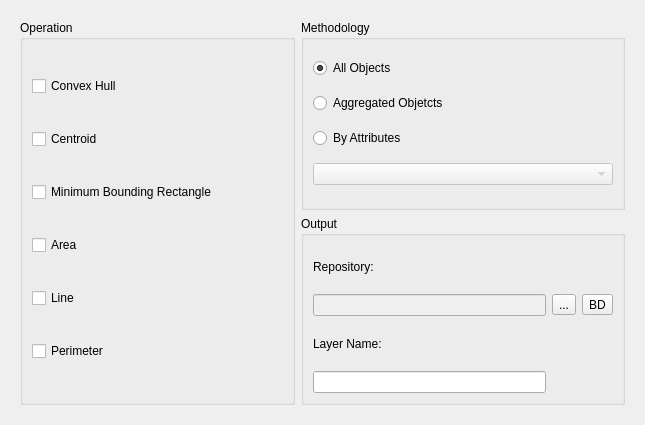
claudiobogossian/terralib5, file src/terralib/vp/qt/ui/GeometricOpOutputWizardPageForm.ui: the form before one commit.
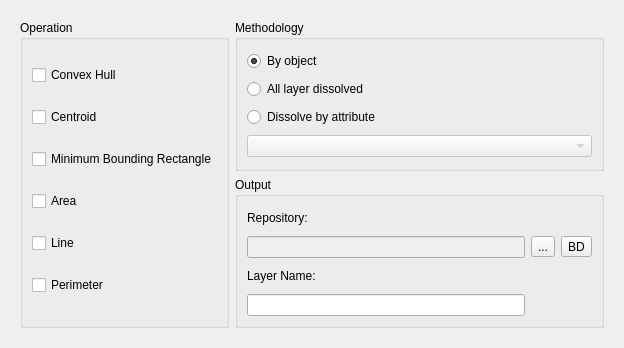
The form after the commit.

Commit message: Bug Fix - Geometric Operation - Code review.

The edit to the form file:
```diff
--- a/src/terralib/vp/qt/ui/GeometricOpOutputWizardPageForm.ui
+++ b/src/terralib/vp/qt/ui/GeometricOpOutputWizardPageForm.ui
@@ -6,8 +6,8 @@
    <rect>
     <x>0</x>
     <y>0</y>
-    <width>641</width>
-    <height>425</height>
+    <width>624</width>
+    <height>348</height>
    </rect>
   </property>
   <property name="windowTitle">
@@ -18,20 +18,20 @@
     <widget class="QWidget" name="m_widgetOutput" native="true">
      <layout class="QGridLayout" name="gridLayout_3">
       <item row="0" column="0">
-       <layout class="QGridLayout" name="gridLayout_9">
-        <item row="0" column="0">
+       <layout class="QHBoxLayout" name="horizontalLayout">
+        <item>
          <widget class="QGroupBox" name="m_operationGroupBox">
           <property name="minimumSize">
            <size>
-            <width>275</width>
+            <width>0</width>
             <height>0</height>
            </size>
           </property>
           <property name="title">
            <string>Operation</string>
           </property>
-          <layout class="QGridLayout" name="gridLayout_4">
-           <item row="0" column="0">
+          <layout class="QVBoxLayout" name="verticalLayout">
+           <item>
             <widget class="QCheckBox" name="m_convexHullCheckBox">
              <property name="enabled">
               <bool>true</bool>
@@ -41,7 +41,7 @@
              </property>
             </widget>
            </item>
-           <item row="1" column="0">
+           <item>
             <widget class="QCheckBox" name="m_centroidCheckBox">
              <property name="enabled">
               <bool>true</bool>
@@ -51,7 +51,7 @@
              </property>
             </widget>
            </item>
-           <item row="2" column="0">
+           <item>
             <widget class="QCheckBox" name="m_mbrCheckBox">
              <property name="enabled">
               <bool>true</bool>
@@ -61,7 +61,7 @@
              </property>
             </widget>
            </item>
-           <item row="3" column="0">
+           <item>
             <widget class="QCheckBox" name="m_areaCheckBox">
              <property name="enabled">
               <bool>true</bool>
@@ -71,7 +71,7 @@
              </property>
             </widget>
            </item>
-           <item row="4" column="0">
+           <item>
             <widget class="QCheckBox" name="m_lineCheckBox">
              <property name="enabled">
               <bool>true</bool>
@@ -81,7 +81,7 @@
              </property>
             </widget>
            </item>
-           <item row="5" column="0">
+           <item>
             <widget class="QCheckBox" name="m_perimeterCheckBox">
              <property name="enabled">
               <bool>true</bool>
@@ -94,7 +94,7 @@
           </layout>
          </widget>
         </item>
-        <item row="0" column="1">
+        <item>
          <layout class="QGridLayout" name="gridLayout_8">
           <item row="0" column="0">
            <widget class="QGroupBox" name="m_methodologyGroupBox">
@@ -102,31 +102,14 @@
              <string>Methodology</string>
             </property>
             <layout class="QGridLayout" name="gridLayout">
-             <item row="0" column="0">
-              <widget class="QRadioButton" name="m_allObjectsRadioButton">
+             <item row="4" column="0">
+              <widget class="QRadioButton" name="m_byAttributeRadioButton">
                <property name="text">
-                <string>All Objects</string>
+                <string>Dissolve by attribute</string>
                </property>
-               <property name="checked">
-                <bool>true</bool>
-               </property>
               </widget>
              </item>
-             <item row="1" column="0">
-              <widget class="QRadioButton" name="m_simpleRadioButton">
-               <property name="text">
-                <string>Aggregated Objetcts</string>
-               </property>
-              </widget>
-             </item>
-             <item row="2" column="0">
-              <widget class="QRadioButton" name="m_byAttributesRadioButton">
-               <property name="text">
-                <string>By Attributes</string>
-               </property>
-              </widget>
-             </item>
-             <item row="3" column="0">
+             <item row="5" column="0">
               <widget class="QComboBox" name="m_attributesComboBox">
                <property name="enabled">
                 <bool>false</bool>
@@ -139,6 +122,26 @@
                </property>
               </widget>
              </item>
+             <item row="2" column="0">
+              <widget class="QRadioButton" name="m_byObjectRadioButton">
+               <property name="text">
+                <string>By object</string>
+               </property>
+               <property name="checked">
+                <bool>true</bool>
+               </property>
+              </widget>
+             </item>
+             <item row="3" column="0">
+              <widget class="QRadioButton" name="m_allLayerRadioButton">
+               <property name="text">
+                <string>All layer dissolved</string>
+               </property>
+               <property name="checked">
+                <bool>false</bool>
+               </property>
+              </widget>
+             </item>
             </layout>
            </widget>
           </item>
```
The commit also changes 11 other files.
